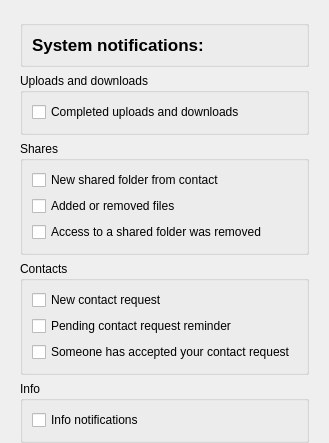
First picture: the form in src/MEGASync/gui/ui/NotificationsSettings.ui, repository meganz/MEGAsync, before the edit.
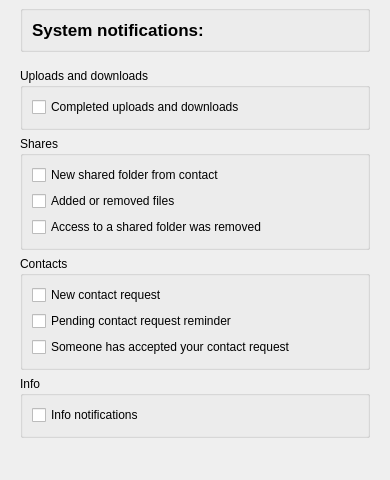
Second picture: the form after the edit. Custom widgets are drawn as their Qt base class.

```diff
--- a/src/MEGASync/gui/ui/NotificationsSettings.ui
+++ b/src/MEGASync/gui/ui/NotificationsSettings.ui
@@ -6,19 +6,19 @@
    <rect>
     <x>0</x>
     <y>0</y>
-    <width>264</width>
-    <height>432</height>
+    <width>390</width>
+    <height>480</height>
    </rect>
   </property>
   <property name="windowTitle">
    <string notr="true"/>
   </property>
-  <layout class="QVBoxLayout" name="verticalLayout">
+  <layout class="QVBoxLayout" name="verticalLayout" stretch="0,0,1">
    <property name="leftMargin">
     <number>20</number>
    </property>
    <property name="topMargin">
-    <number>20</number>
+    <number>5</number>
    </property>
    <property name="rightMargin">
     <number>20</number>
@@ -31,8 +31,9 @@
      <property name="title">
       <string/>
      </property>
-     <layout class="QVBoxLayout" name="verticalLayout_7">
-      <item>
+     <property name="type" stdset="0">
+      <string notr="true">mega</string>
+     </property>
        <layout class="QHBoxLayout" name="horizontalLayout">
         <item>
          <widget class="QLabel" name="GeneralSwithState">
@@ -54,7 +55,7 @@
           </property>
           <property name="sizeHint" stdset="0">
            <size>
-            <width>40</width>
+          <width>130</width>
             <height>20</height>
            </size>
           </property>
@@ -68,8 +69,6 @@
          </widget>
         </item>
        </layout>
-      </item>
-     </layout>
     </widget>
    </item>
    <item>
@@ -79,7 +78,7 @@
        <number>0</number>
       </property>
       <property name="topMargin">
-       <number>0</number>
+       <number>10</number>
       </property>
       <property name="rightMargin">
        <number>0</number>
```
Left out of the diff: 67 changed lines with no effect on the pictures. Lines whose indentation alone changed are shown as unchanged.
